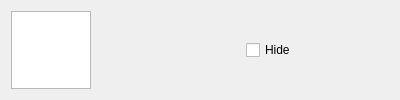
Qt form src/uis/LayerPreview.ui (A1rWaxta/RasterShop) before a commit.
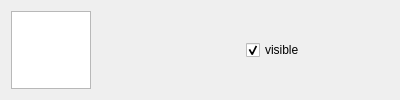
The same form after that commit.

```diff
--- a/src/uis/LayerPreview.ui
+++ b/src/uis/LayerPreview.ui
@@ -55,7 +55,10 @@
    <item>
     <widget class="QCheckBox" name="checkBox">
      <property name="text">
-      <string>Hide</string>
+      <string>visible</string>
+     </property>
+     <property name="checked">
+      <bool>true</bool>
      </property>
     </widget>
    </item>
```
Left out of the diff: 2 changed lines with no effect on the pictures.
